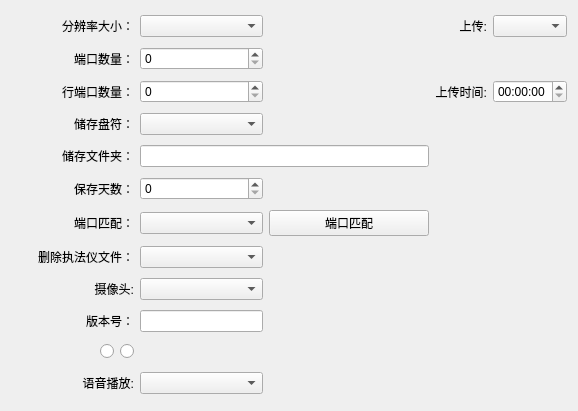
The window that wssetform.ui (DoNotSayWhy/Acquisition_Station) describes before a commit, drawn with Qt 5.
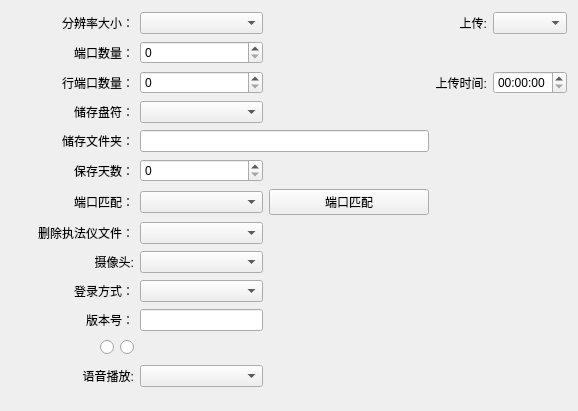
The same window after the commit.

Commit message: Add adaptive UI and configurable biometric login

The edit to the form file:
```diff
--- a/wssetform.ui
+++ b/wssetform.ui
@@ -14,7 +14,7 @@
    <string>Form</string>
   </property>
   <layout class="QGridLayout" name="gridLayout">
-   <item row="11" column="0">
+   <item row="12" column="0">
     <widget class="QLabel" name="labelVoice">
      <property name="text">
       <string>语音播放:</string>
@@ -54,7 +54,7 @@
      </property>
     </widget>
    </item>
-   <item row="11" column="1">
+   <item row="12" column="1">
     <widget class="QComboBox" name="comboBoxVoice"/>
    </item>
    <item row="2" column="0">
@@ -135,7 +135,7 @@
    <item row="4" column="1" colspan="2">
     <widget class="QLineEdit" name="lineEditSaveDir"/>
    </item>
-   <item row="10" column="0">
+   <item row="11" column="0">
     <layout class="QHBoxLayout" name="horizontalLayout">
      <item>
       <spacer name="horizontalSpacer_3">
@@ -225,7 +225,7 @@
    <item row="2" column="1">
     <widget class="QSpinBox" name="spinBoxRowPortCount"/>
    </item>
-   <item row="9" column="0">
+   <item row="10" column="0">
     <widget class="QLabel" name="label">
      <property name="text">
       <string>版本号：</string>
@@ -235,9 +235,22 @@
      </property>
     </widget>
    </item>
-   <item row="9" column="1">
+   <item row="10" column="1">
     <widget class="QLineEdit" name="currversion"/>
    </item>
+   <item row="9" column="0">
+    <widget class="QLabel" name="labelLoginMethod">
+     <property name="text">
+      <string>登录方式：</string>
+     </property>
+     <property name="alignment">
+      <set>Qt::AlignRight|Qt::AlignTrailing|Qt::AlignVCenter</set>
+     </property>
+    </widget>
+   </item>
+   <item row="9" column="1">
+    <widget class="QComboBox" name="comboBoxLoginMethod"/>
+   </item>
   </layout>
  </widget>
  <resources/>
```
The commit also changes 36 other files.
